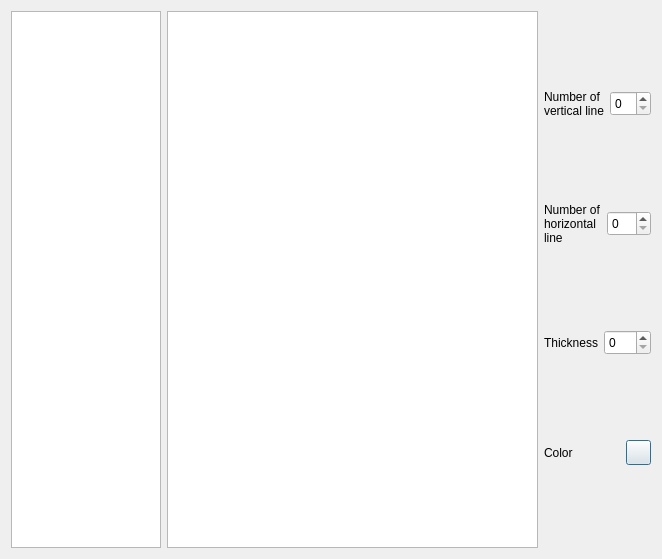
Before: the Qt Designer form src/sheet/dialog_sheet.ui in giacomogroppi/writernote-qt, drawn with Qt 5.
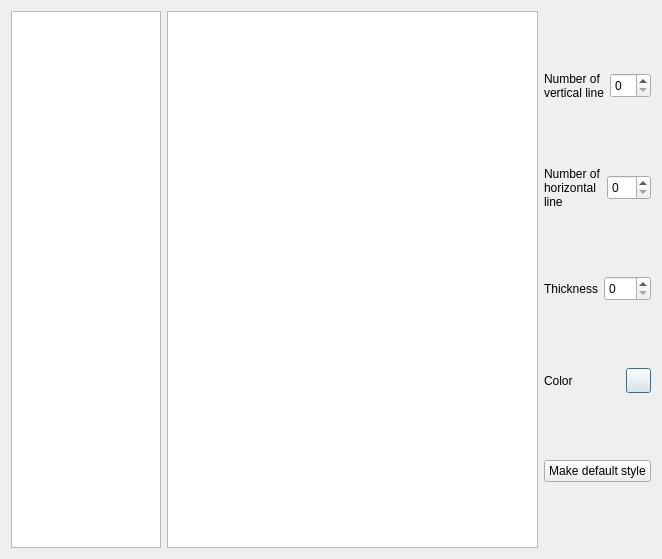
After: the same form once the commit is applied.

Patch:
```diff
--- a/src/sheet/dialog_sheet.ui
+++ b/src/sheet/dialog_sheet.ui
@@ -148,6 +148,13 @@
          </item>
         </layout>
        </item>
+       <item>
+        <widget class="QPushButton" name="pushButton">
+         <property name="text">
+          <string>Make default style</string>
+         </property>
+        </widget>
+       </item>
       </layout>
      </item>
     </layout>
```
